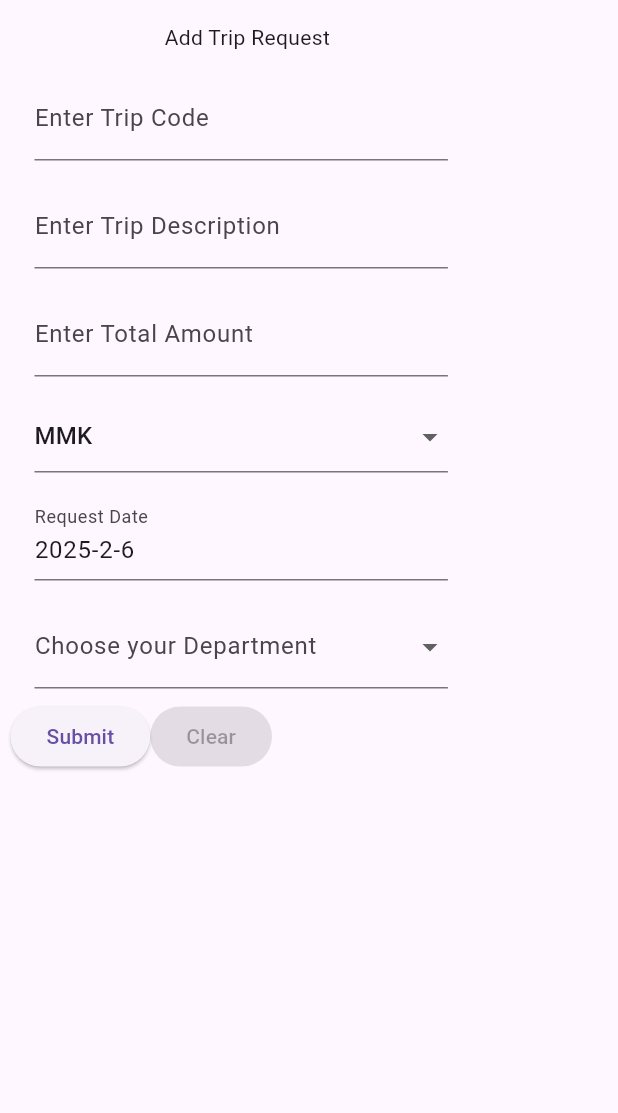
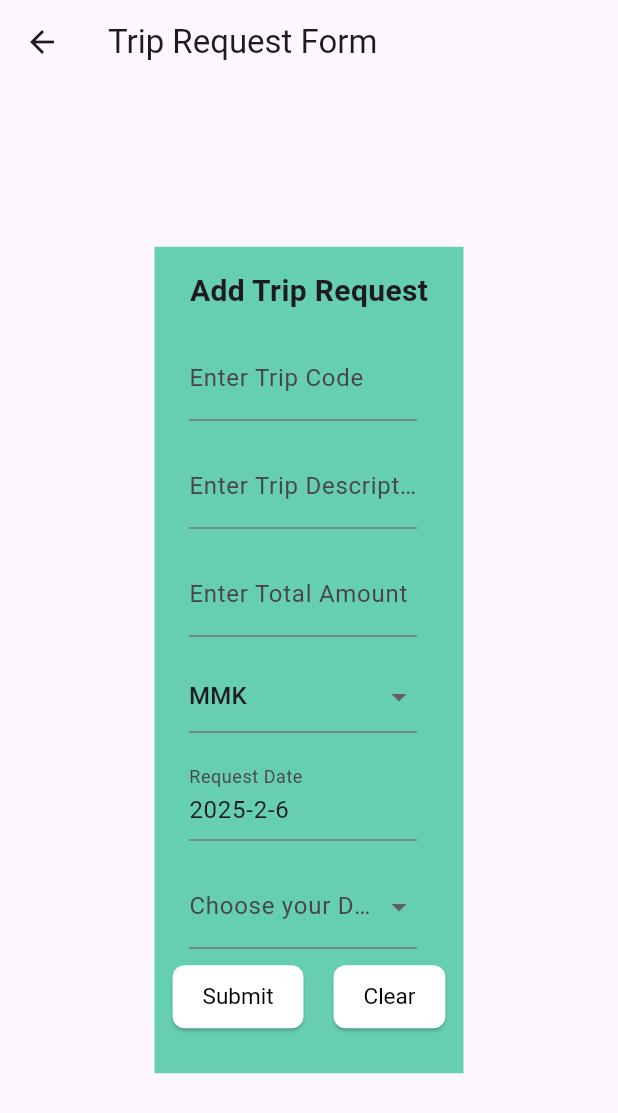
Before and after one commit to hsu-coder/AdvanceApproval, a Flutter app: the AddTrip screen opened directly with empty values, on a phone screen of 412 x 824 dp. Shown: the top 1113 px of the screen. Run offline on Flutter 3.47's test engine with Material 3 defaults, Android fonts, the phone set to English and light mode, and no system bars.

Commit message:
modify trip entry

```diff
--- a/lib/views/dashoard.dart
+++ b/lib/views/dashoard.dart
@@ -1,5 +1,6 @@
 
 import 'package:advance_budget_request_system/views/budgetcode.dart';
+import 'package:advance_budget_request_system/views/trip.dart';
 import 'package:flutter/material.dart';
 
 class Dashboard extends StatefulWidget {
@@ -20,7 +21,7 @@ class _DashboardState extends State<Dashboard>
     //const Center(child: Text('Budget Code')),
     const Center(child: Text("Budget Amount")),
     const Center(child: Text("Project Information")),
-    const Center(child: Text("Trip Information")),
+    const TripInfo(),
     const Center(child: Text("Advance Request")),
     const Center(child: Text("Cash Payment")),
     const Center(child: Text("Settlement")),
--- a/lib/views/tripEntry.dart
+++ b/lib/views/tripEntry.dart
@@ -2,8 +2,8 @@ import 'package:flutter/material.dart';
 import 'package:flutter/services.dart';
 
 class AddTrip extends StatefulWidget {
-  final Function(List <Map<String,String>>) onTripAdded;
-  const AddTrip({Key?key, required this.onTripAdded}): super(key:key);
+  final Function(List<Map<String, String>>) onTripAdded;
+  const AddTrip({Key? key, required this.onTripAdded}) : super(key: key);
 
   @override
   State<AddTrip> createState() => _AddTripState();
@@ -23,16 +23,16 @@ class _AddTripState extends State<AddTrip> {
   final List<String> departments = ['Admin', 'HR', 'Marketing'];
   String? _selectedDepartment;
 
-  void _submitForm(){
+  void _submitForm() {
     if (_formkey.currentState!.validate()) {
-      List<Map<String,String>> newTrip=[
+      List<Map<String, String>> newTrip = [
         {
           'Date': _dateController.text,
           'tripID': _tripCodeController.text,
           'description': _tripDesController.text,
           'Total Amount': _totalAmtController.text,
           'currency': _selectedCurrency,
-          'department': _selectedDepartment??'',
+          'department': _selectedDepartment ?? '',
           'Requestable': 'Pending',
         }
       ];
@@ -41,16 +41,33 @@ class _AddTripState extends State<AddTrip> {
     }
   }
 
+  //clear
+  void _clearText() {
+    setState(() {
+      _tripCodeController.text = "";
+      _tripDesController.text = "";
+      _totalAmtController.text = "";
+      _selectedDepartment = null;
+      _selectedCurrency = 'MMK';
+    });
+  }
+
   @override
   Widget build(BuildContext context) {
     return Scaffold(
-      body: Container(
-        width: MediaQuery.of(context).size.width * 0.8,
+      appBar: AppBar(
+        title: const Text("Trip Request Form"),
+      ),
+      body: Center(
+        child: Container(
+         color: const Color.fromARGB(255, 103, 207, 177),
+          width: MediaQuery.of(context).size.width * 0.5,
           child: Padding(
             padding: const EdgeInsets.all(7.0),
             child: SingleChildScrollView(
+              child: Center(
                 child: Container(
-                width: MediaQuery.of(context).size.width * 0.7,
+                    width: MediaQuery.of(context).size.width * 0.5,
                     child: Form(
                         key: _formkey,
                         child: Column(
@@ -58,7 +75,11 @@ class _AddTripState extends State<AddTrip> {
                             const Padding(
                               padding: EdgeInsets.all(8.0),
                               child: Center(
-                            child: Text('Add Trip Request'),
+                                child: Text(
+                                  'Add Trip Request',
+                                  style: TextStyle(
+                                      fontSize: 20, fontWeight: FontWeight.bold),
+                                ),
                               ),
                             ),
                             ListTile(
@@ -159,21 +180,58 @@ class _AddTripState extends State<AddTrip> {
                                 },
                               ),
                             ),
-
                             Row(
+                              mainAxisAlignment: MainAxisAlignment.center,
                               children: [
                                 ElevatedButton(
-                              onPressed: (){
+                                  onPressed: () {
                                     _submitForm();
                                   },
-                              child: Text("Submit")),
+                                  style: ElevatedButton.styleFrom(
+                                    textStyle: const TextStyle(
+                                      fontSize: 15,
+                                    ),
+                                    backgroundColor: Colors.white,
+                                    foregroundColor: Colors.black,
+                                    padding: const EdgeInsets.symmetric(
+                                        horizontal: 20, vertical: 12),
+                                    shape: RoundedRectangleBorder(
+                                      borderRadius: BorderRadius.circular(8),
+                                    ),
+                                  ),
+                                  child: const Text("Submit"),
+                                ),
+                                const SizedBox(
+                                  width: 20,
+                                ),
                                 ElevatedButton(
-                              onPressed: null,
-                              child: Text("Clear"))
+                                  onPressed: () {
+                                    _clearText();
+                                  },
+                                  style: ElevatedButton.styleFrom(
+                                    textStyle: const TextStyle(
+                                      fontSize: 15,
+                                    ),
+                                    backgroundColor: Colors.white,
+                                    foregroundColor: Colors.black,
+                                    padding: const EdgeInsets.symmetric(
+                                        horizontal: 20, vertical: 12),
+                                    shape: RoundedRectangleBorder(
+                                      borderRadius: BorderRadius.circular(8),
+                                    ),
+                                  ),
+                                  child: const Text("Clear"),
+                                )
+                              ],
+                            ),
+                            const SizedBox(
+                              height: 20,
+                            )
                           ],
                         )
-                      ],
-                    ))),
+                        )),
+              ),
+            ),
           ),
         ),
       ),
```
Lines whose indentation alone changed are shown as unchanged.
